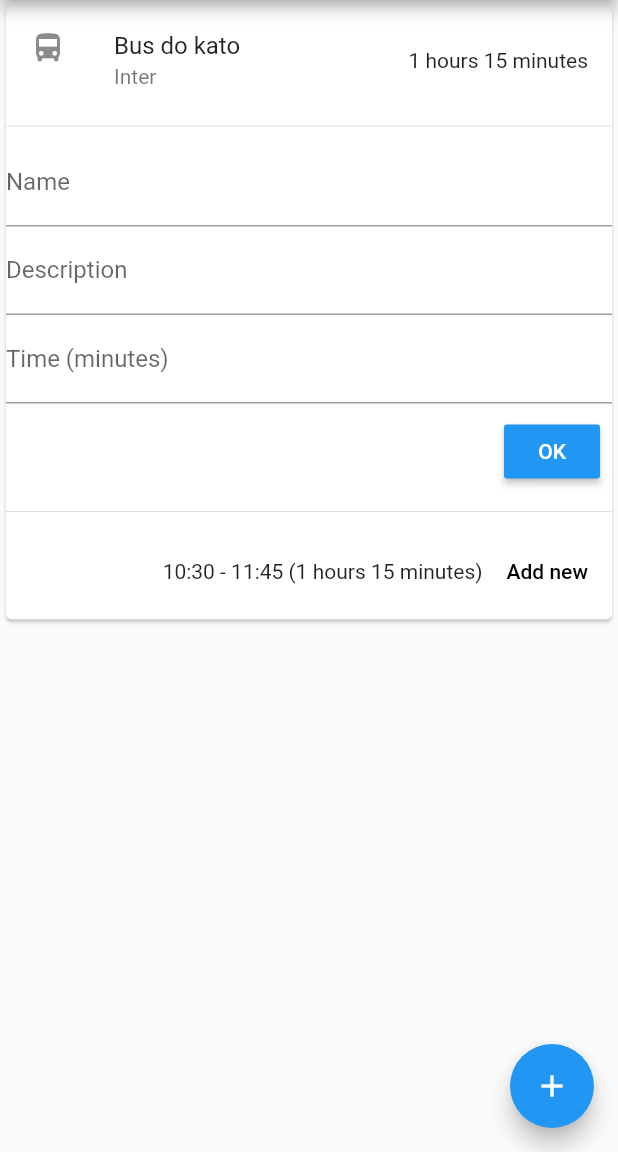
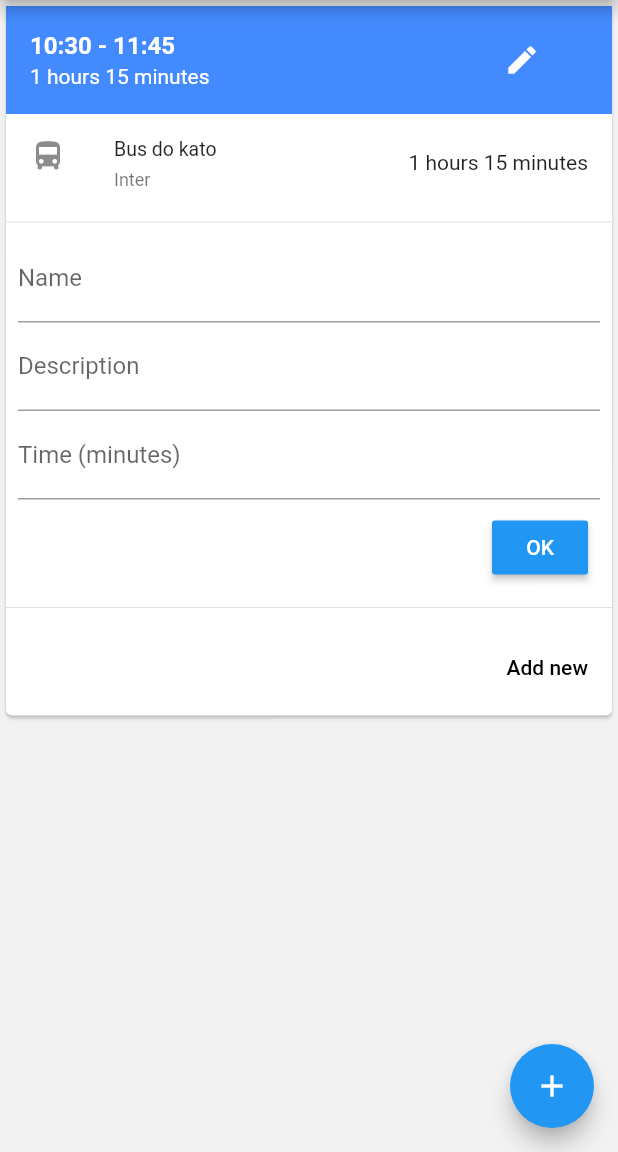
Before and after one commit to aweas/Journey-planner, a Flutter app: the screen it shows after launch, after a tap on the "add" icon, after a tap on "Add new", on a phone screen of 412 x 824 dp, the part 84-1236 px from its top. Run offline on Flutter 3.47's test engine with Material 2 defaults, Android fonts, the phone set to English and light mode, and no system bars.

```diff
--- a/lib/helpers/journey_elements.dart
+++ b/lib/helpers/journey_elements.dart
@@ -30,6 +30,7 @@ class JourneyElement {
 class JourneyElementTile extends ListTile {
   JourneyElementTile({Key key, JourneyElement element})
       : super(
+            dense: true,
             key: key,
             leading: element.icon,
             title: new Text(element.name),
@@ -58,7 +59,8 @@ class _JourneyElementInput extends State<JourneyElementInput> {
 
   @override
   Widget build(BuildContext context) {
-    Column result = new Column(children: <Widget>[
+    Column result = new Column(
+      children: <Widget>[
       new TextFormField(
           decoration: new InputDecoration(hintText: 'Tram', labelText: 'Name'),
           controller: nameController),
@@ -81,11 +83,10 @@ class _JourneyElementInput extends State<JourneyElementInput> {
           ),
           onPressed: () {
             JourneyElement input = new JourneyElement(
-              icon: new Icon(Icons.directions_bus),
-              name: nameController.text,
-              comment: descController.text,
-              time: int.parse(timeController.text)
-              );
+                icon: new Icon(Icons.directions_bus),
+                name: nameController.text,
+                comment: descController.text,
+                time: int.parse(timeController.text));
 
             this.saveHandler(input);
           },
@@ -94,6 +95,6 @@ class _JourneyElementInput extends State<JourneyElementInput> {
       ]))
     ]);
 
-    return result;
+    return new Container(child: result, padding: EdgeInsets.symmetric(horizontal: 8.0));
   }
 }
--- a/lib/helpers/journey_plans.dart
+++ b/lib/helpers/journey_plans.dart
@@ -42,12 +42,15 @@ class _JourneyPlanCard extends State<JourneyPlanCard> {
   @override
   Widget build(BuildContext context) {
     List<JourneyElementTile> tiles = [];
-    widget.plan.journeyElements.forEach(
-      (element) => tiles.add(element.buildTile())
-    );
+    widget.plan.journeyElements
+        .forEach((element) => tiles.add(element.buildTile()));
 
+    // List<Widget> newData = _addTopBar(tiles);
     List<Widget> newData = _addDividers(tiles);
-    newData = _addFormIfNeeded(newData);
+    newData = _addTopBar(newData);
+    if (inputFormTile != null) {
+      newData = _addForm(newData);
+    }
     newData = _addBottomBar(newData);
     Card card = _packIntoCard(newData);
 
@@ -64,12 +67,46 @@ class _JourneyPlanCard extends State<JourneyPlanCard> {
     return card;
   }
 
-  List _addFormIfNeeded(List<Widget> newData) {
-    if (inputFormTile != null) {
-      newData.add(inputFormTile);
-      newData.add(new Divider());
-    }
+  List _addForm(List<Widget> newData) {
+    newData.add(inputFormTile);
+    newData.add(new Divider());
     return newData;
+  }
+
+  List<Widget> _addTopBar(List<Widget> tiles) {
+    List<String> times = craftHourString();
+    var hours = new Text(
+      times[0],
+      textAlign: TextAlign.left,
+      style: TextStyle(color: Colors.white, fontWeight: FontWeight.bold),
+    );
+    var duration = new Text(
+      times[1],
+      textAlign: TextAlign.left,
+      style: TextStyle(color: Colors.white)
+    );
+
+    List<Widget> temp = [
+      new Container(
+        decoration: BoxDecoration(color: Colors.blueAccent),
+        child: new ListTile(
+          title: hours,
+          subtitle: duration,
+          trailing: new FlatButton(
+              child: Icon(Icons.edit, color: Colors.white,),
+              onPressed: () {
+                print('EDIT pressed');
+              },
+          ),
+        )
+    )
+    ];
+
+    tiles.forEach((item) {
+      temp.add(item);
+    });
+
+    return temp;
   }
 
   List<Widget> _addDividers(List<JourneyElementTile> tiles) {
@@ -83,48 +120,44 @@ class _JourneyPlanCard extends State<JourneyPlanCard> {
   }
 
   List _addBottomBar(List<Widget> newData) {
-    GestureDetector detector = new GestureDetector(
-      child: new ButtonTheme.bar(
+    var buttons = new ButtonTheme.bar(
+      padding: EdgeInsets.symmetric(vertical: 0.0, horizontal: 8.0),
       child: new ButtonBar(
         children: <Widget>[
-          new Text( craftHourString()
-            ),
           new FlatButton(
             child: const Text('Add new'),
             onPressed: () {
               setState(() {
-                inputFormTile = new JourneyElementInput(saveHandler: addItemToList);
+                inputFormTile =
+                    new JourneyElementInput(saveHandler: addItemToList);
               });
             },
           ),
         ],
       ),
-    ),
-      onLongPress: () {print('dupa');},
     );
-    newData.add(detector);
+    newData.add(buttons);
 
     return newData;
   }
 
   String _leadingZero(int time) {
-    if(time>=10)
+    if (time >= 10)
       return time.toString();
-    else if(time!=0)
+    else if (time != 0)
       return "0$time";
     else
       return "00";
   }
 
-  String craftHourString() {
+  List<String> craftHourString() {
     int hourNow = DateTime.now().hour;
     int minuteNow = DateTime.now().minute;
-    int minutesTillNow = hourNow*60+minuteNow;
+    int minutesTillNow = hourNow * 60 + minuteNow;
 
     int minutesTillDestination = minutesTillNow + widget.plan.duration;
-    int hourThen = (minutesTillDestination/60).floor();
-    int minuteThen = minutesTillDestination%60;
-
+    int hourThen = (minutesTillDestination / 60).floor();
+    int minuteThen = minutesTillDestination % 60;
 
     String hourNowZero = _leadingZero(hourNow);
     String minuteNowZero = _leadingZero(minuteNow);
@@ -132,7 +165,7 @@ class _JourneyPlanCard extends State<JourneyPlanCard> {
     String minuteThenZero = _leadingZero(minuteThen);
     String elapsed = buildString(widget.plan.duration);
 
-    String res = "$hourNowZero:$minuteNowZero - $hourThenZero:$minuteThenZero ($elapsed)";
+    List<String> res = ["$hourNowZero:$minuteNowZero - $hourThenZero:$minuteThenZero", "$elapsed"];
 
     return res;
   }
--- a/lib/main.dart
+++ b/lib/main.dart
@@ -1,8 +1,12 @@
 import 'package:flutter/material.dart';
 import 'package:journey_list/helpers/journey_plans.dart';
 import 'package:journey_list/helpers/journey_elements.dart';
+import 'package:flutter/rendering.dart';
 
-void main() => runApp(new MyApp());
+void main() {
+  debugPaintSizeEnabled = true;
+  runApp(new MyApp());
+}
 
 class MyApp extends StatelessWidget {
   @override
@@ -35,26 +39,32 @@ class _MyHomePageState extends State<MyHomePage> {
   @override
   Widget build(BuildContext context) {
     return new Scaffold(
+      backgroundColor: Color(0xFFf2f2f2),
       appBar: new AppBar(
         title: new Text(widget.title),
       ),
       body: new Container(
         alignment: Alignment.topCenter,
-        child: new Column(
-            children: widget.planMembers),
+        child: new ListView(children: [new Column(children: widget.planMembers)]),
       ),
       floatingActionButton: new FloatingActionButton(
         child: new Icon(Icons.add),
         onPressed: () {
           JourneyElement element = new JourneyElement(
-            icon: const Icon(Icons.directions_bus),
-            name: "Bus do kato",
-            comment: "Inter",
-            time: 75);
+              icon: const Icon(Icons.directions_bus),
+              name: "Bus do kato",
+              comment: "Inter",
+              time: 75);
           JourneyPlan plan = new JourneyPlan(elements: [element]);
           setState(() {
             widget.planMembers.add(plan.buildCard());
           });
+          AlertDialog form = new AlertDialog(
+            title: new Text("test"),
+            content: new ListView(children: [new JourneyElementInput()]),
+          );
+          //FIXME:
+          showDialog(context: context, builder: (BuildContext b) => form);
         },
       ),
       floatingActionButtonLocation: FloatingActionButtonLocation.endFloat,
```
Also changed, not shown: lib/helpers/test.dart (added).
